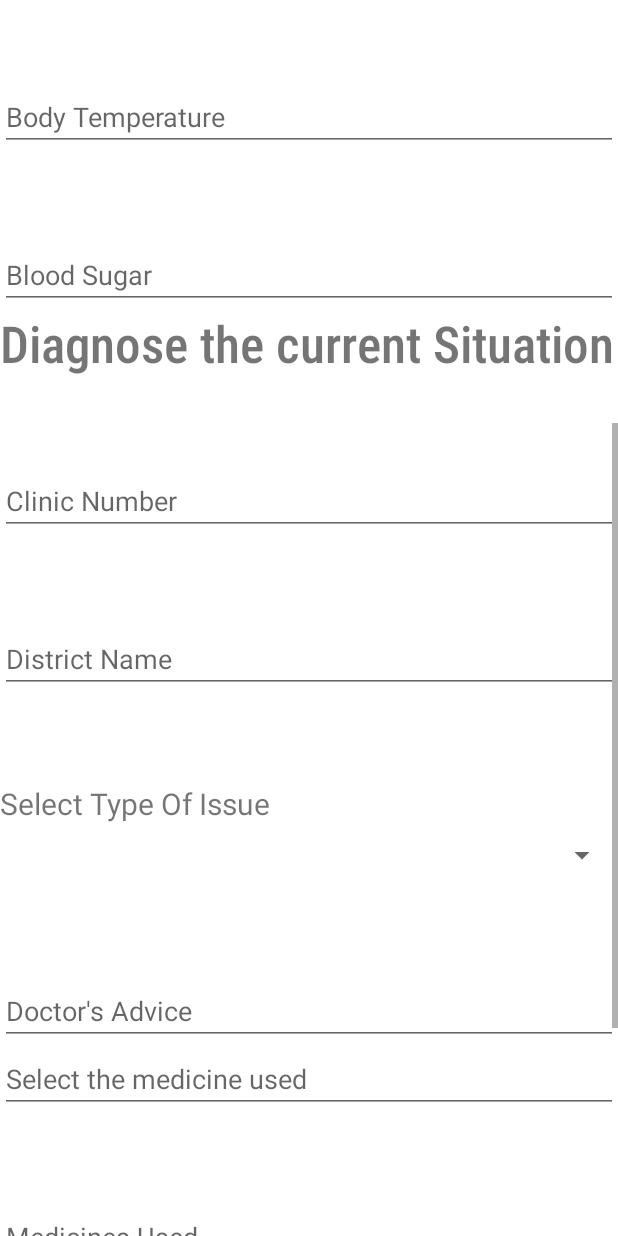
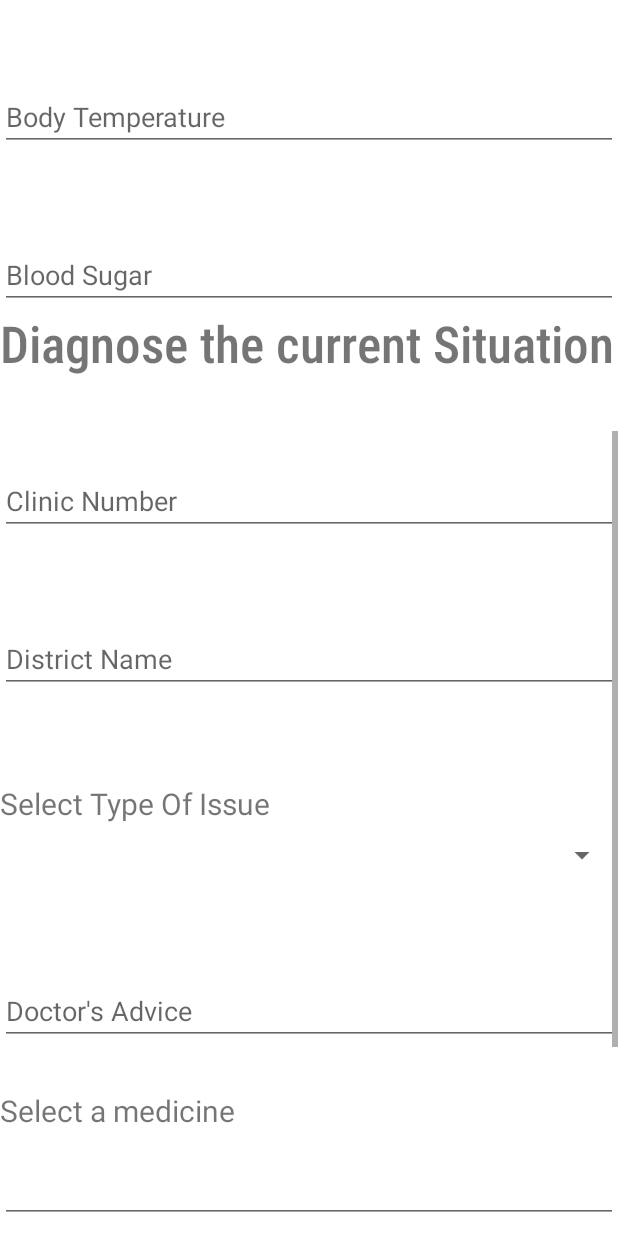
Before and after one commit to sohumk07/ParivaarApp, an Android app: the layout activity_diagnose_illness.xml on its own in the app's theme, with its tools: preview values and no code run, scrolled down 576 dp, on a phone screen of 412 x 824 dp. Run offline under Robolectric (Android 15) with nearby library versions, the phone set to English and light mode, and no system bars.

Commit message:
Patient REG autocomplete medicines

```diff
--- a/app/src/main/java/com/example/parivaarapp/DiagnoseIllness.java
+++ b/app/src/main/java/com/example/parivaarapp/DiagnoseIllness.java
@@ -258,7 +258,7 @@ public class DiagnoseIllness extends AppCompatActivity implements AdapterView.On
         clinicname = findViewById(R.id.clinic_name);
     //    patientID = findViewById(R.id.PatientID);
         doctorsadvice = findViewById(R.id.dn_doctors_advice);
-        medicinesused = findViewById(R.id.dn_medicines_uses);
+        medicinesused = findViewById(R.id.medicinesUsed_ACTV);
         followup = findViewById(R.id.dn_follow_up);
         referral = findViewById(R.id.dn_referral);
         upload =findViewById(R.id.dn_upload);
--- a/app/src/main/res/layout/activity_diagnose_illness.xml
+++ b/app/src/main/res/layout/activity_diagnose_illness.xml
@@ -139,24 +139,32 @@
             android:layout_marginTop="60dp"
             android:hint="Doctor's Advice" />
 
+        <TextView
+            android:id="@+id/textViewHintMedicines"
+            android:layout_width="match_parent"
+            android:layout_height="wrap_content"
+            android:text="Select a medicine"
+            android:textSize="20sp"
+            android:paddingBottom="16dp"
+            android:paddingTop="30dp"/>
 
         <AutoCompleteTextView
             android:id="@+id/medicinesUsed_ACTV"
             android:layout_width="match_parent"
             android:layout_height="wrap_content"
-            android:hint="Select the medicine used"
             android:completionThreshold="1"
+            android:dropDownAnchor="@id/textViewHintMedicines"
             android:completionHint="Select the medicine used"/>
 
 
 
-        <EditText
-            android:id="@+id/dn_medicines_uses"
-            android:layout_width="match_parent"
-            android:layout_height="match_parent"
-            android:layout_gravity="center"
-            android:layout_marginTop="60dp"
-            android:hint="Medicines Used" />
+<!--        <EditText-->
+<!--            android:id="@+id/dn_medicines_uses"-->
+<!--            android:layout_width="match_parent"-->
+<!--            android:layout_height="match_parent"-->
+<!--            android:layout_gravity="center"-->
+<!--            android:layout_marginTop="60dp"-->
+<!--            />-->
 
         <EditText
             android:id="@+id/dn_follow_up"
```
